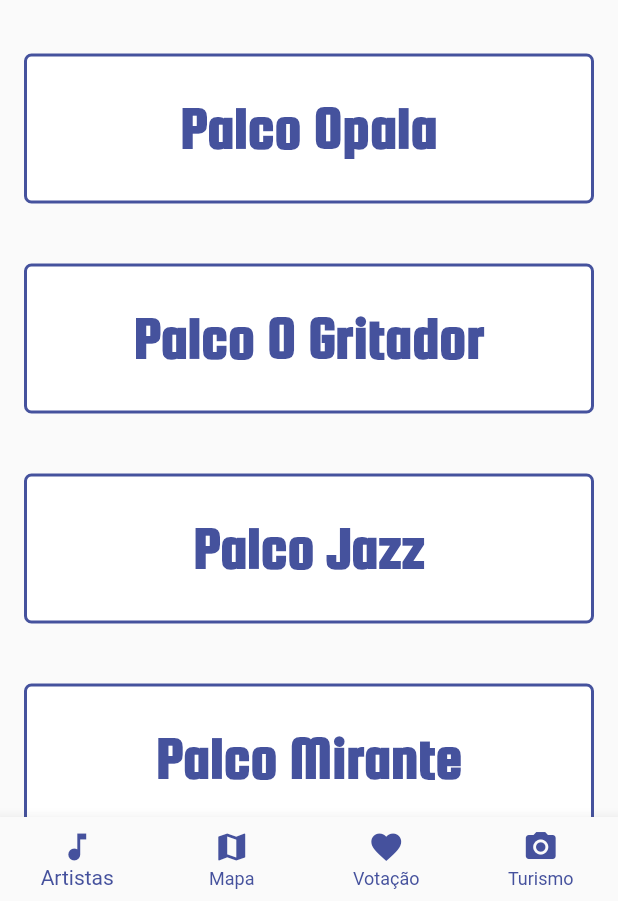
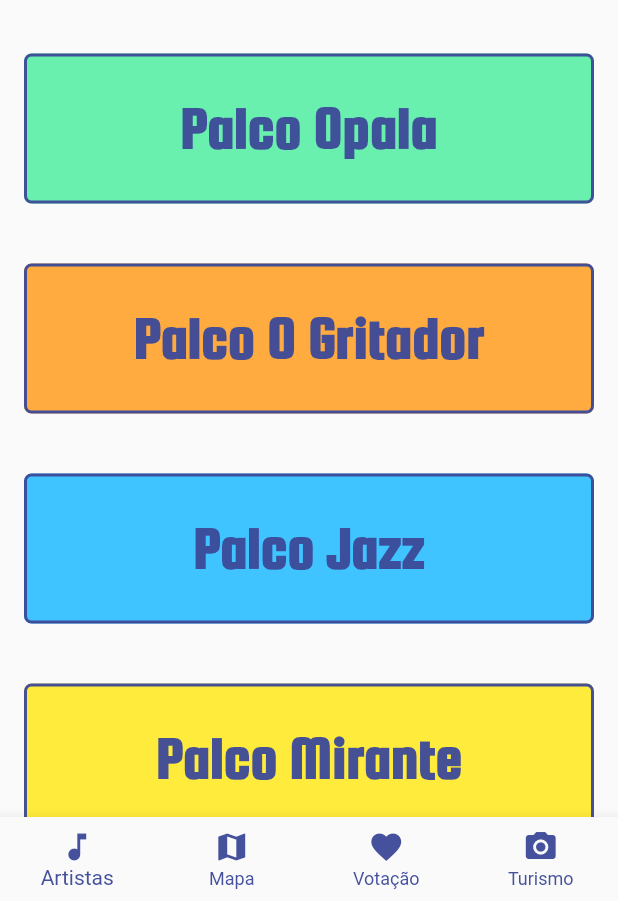
Before and after one commit to pedroallysson/AppFestival, a Flutter app: the MapaPage screen opened by its route, on a phone screen of 412 x 824 dp, the part 335-1236 px from its top. Run offline on Flutter 3.47's test engine with Material 2 defaults, Android fonts, the phone set to English and light mode, and no system bars.

Commit message:
Ajustes cores Itens Mapa

```diff
--- a/lib/mapa.dart
+++ b/lib/mapa.dart
@@ -7,6 +7,13 @@ class MapaPage extends StatefulWidget {
 
 class _MapaPageState extends State<MapaPage> {
   int _selectedIndex = 0;
+
+  List<Color> itemColors = [
+    Colors.greenAccent,
+    Colors.orangeAccent,
+    Colors.lightBlueAccent,
+    Colors.yellow,
+  ];
 
   @override
   Widget build(BuildContext context) {
@@ -44,10 +51,10 @@ class _MapaPageState extends State<MapaPage> {
             child: SingleChildScrollView(
               child: Column(
                 children: [
-                  mapaItem('Palco Opala'),
-                  mapaItem('Palco O Gritador'),
-                  mapaItem('Palco Jazz'),
-                  mapaItem('Palco Mirante'),
+                  mapaItem('Palco Opala', 0),
+                  mapaItem('Palco O Gritador', 1),
+                  mapaItem('Palco Jazz', 2),
+                  mapaItem('Palco Mirante', 3),
                 ],
               ),
             ),
@@ -95,13 +102,13 @@ class _MapaPageState extends State<MapaPage> {
     );
   }
 
-  Widget mapaItem(String text) {
+  Widget mapaItem(String text, int index) {
     return Padding(
       padding: EdgeInsets.symmetric(horizontal: 16, vertical: 20),
       child: Container(
         height: 100,
         decoration: BoxDecoration(
-          color: Colors.white,
+          color: itemColors[index % itemColors.length],
           borderRadius: BorderRadius.circular(5),
           border: Border.all(color: Color(0xF33C4998), width: 2),
         ),
```
